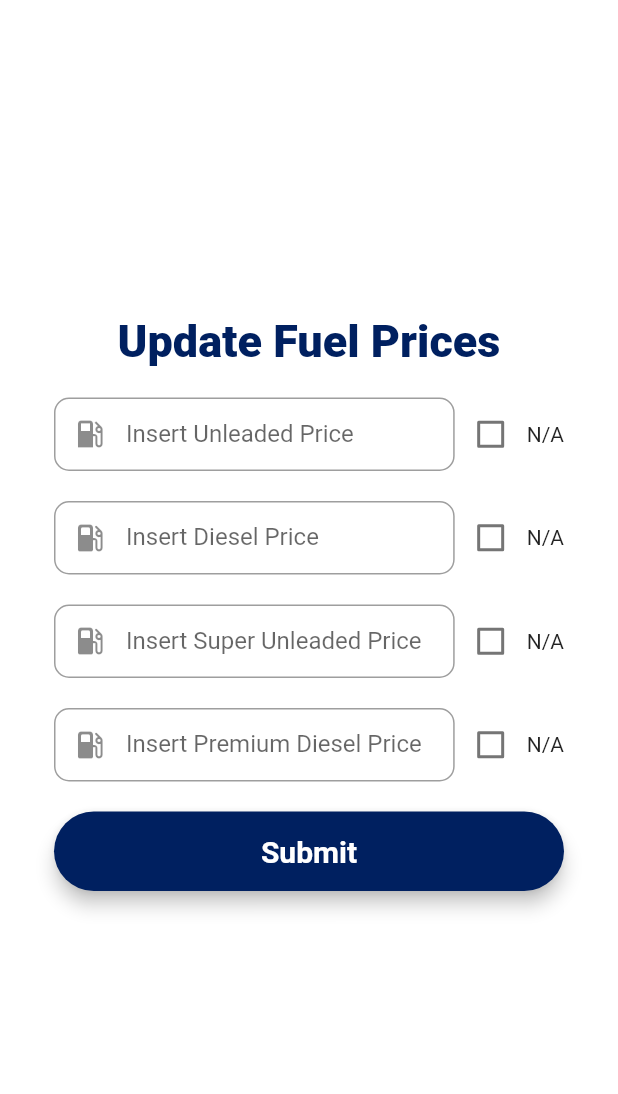
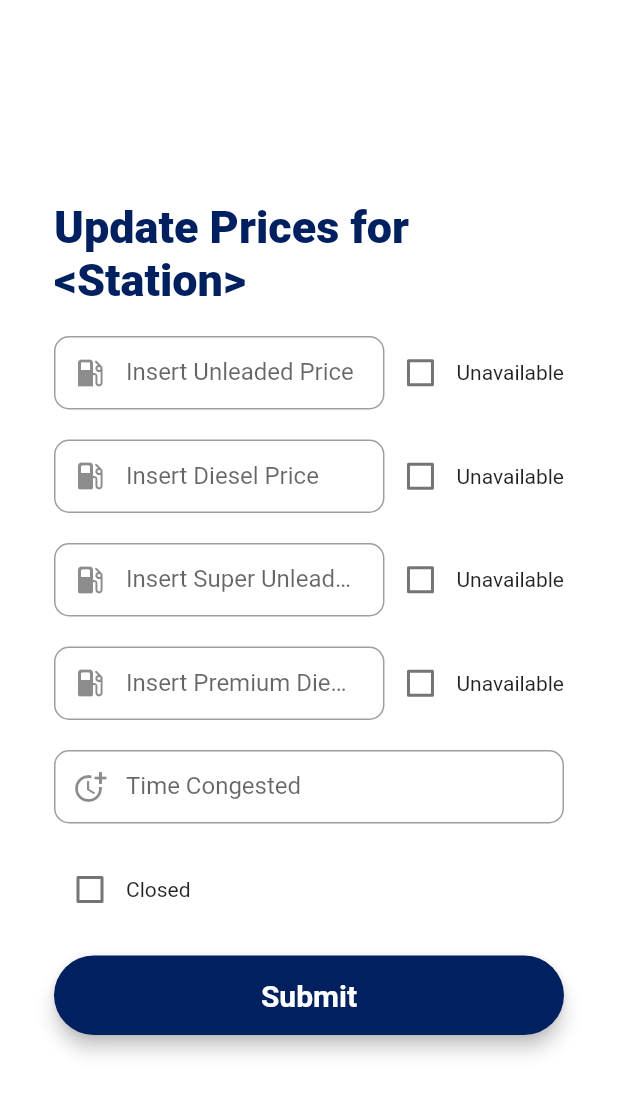
Before and after one commit to mchara01/FuelOpt, a Flutter app: the screen it shows after launch, on a phone screen of 412 x 824 dp. Shown: the top 1094 px of the screen. Run offline on Flutter 3.47's test engine with Material 2 defaults, Android fonts, the phone set to English and light mode, and no system bars; our stand-ins replace firebase_auth, flutter_keyboard_visibility, fluttertoast, google_maps_flutter, image_picker, location; missing offline and left inert: gzx_dropdown_menu, snapping_sheet; accounts and stored records are empty.

```diff
--- a/lib/screens/review_screen.dart
+++ b/lib/screens/review_screen.dart
@@ -1,11 +1,15 @@
 // ignore_for_file: prefer_const_constructors
 
+import 'dart:collection';
+
 import 'package:flutter/material.dart';
+import 'package:flutter/services.dart';
 import 'package:fluttertoast/fluttertoast.dart';
-import 'package:fuel_opt/screens/home_screen.dart';
-import 'package:fuel_opt/screens/registration_screen.dart';
 import '../utils/appColors.dart' as appColors;
 import 'package:fuel_opt/api/api.dart';
+import 'upload_receipt.dart';
+import 'dart:io';
+import 'package:image_picker/image_picker.dart';
 
 class ReviewScreen extends StatefulWidget {
   const ReviewScreen({Key? key}) : super(key: key);
@@ -19,6 +23,17 @@ class _ReviewScreenState extends State<ReviewScreen> {
   bool dieselNotAvailable = false;
   bool superUnleadedNotAvailable = false;
   bool premiumDieselNotAvailable = false;
+  bool submitAvailable = false;
+
+  bool isClosed=false;
+
+  double? unleadedPrice;
+  double? dieselPrice;
+  double? superUnleadedPrice;
+  double? premiumDieselPrice;
+
+  String updateTitle = "Update Prices for " + "<Station>";
+
   // Form key
   final _formKey = GlobalKey<FormState>();
   final TextEditingController unleadedController = new TextEditingController();
@@ -27,6 +42,11 @@ class _ReviewScreenState extends State<ReviewScreen> {
       new TextEditingController();
   final TextEditingController premiumDieselController =
       new TextEditingController();
+  final TextEditingController congestionController =
+      new TextEditingController();
+
+  /// Variables
+  File? imageFile;
 
   @override
   Widget build(BuildContext context) {
@@ -39,6 +59,7 @@ class _ReviewScreenState extends State<ReviewScreen> {
       onSaved: (value) {
         unleadedController.text = value!;
       },
+      inputFormatters: [FilteringTextInputFormatter.allow(RegExp(r'(^\d{1,3}(\.\d?)?)'))],
       textInputAction: TextInputAction.next,
       decoration: InputDecoration(
           prefixIcon: Icon(Icons.local_gas_station),
@@ -56,6 +77,7 @@ class _ReviewScreenState extends State<ReviewScreen> {
         });
       },
     );
+
     final dieselField = TextFormField(
       autofocus: false,
       enabled: !dieselNotAvailable,
@@ -64,6 +86,7 @@ class _ReviewScreenState extends State<ReviewScreen> {
       onSaved: (value) {
         dieselController.text = value!;
       },
+      inputFormatters: [FilteringTextInputFormatter.allow(RegExp(r'(^\d{1,3}(\.\d?)?)'))],
       textInputAction: TextInputAction.next,
       decoration: InputDecoration(
           prefixIcon: Icon(Icons.local_gas_station_rounded),
@@ -81,6 +104,7 @@ class _ReviewScreenState extends State<ReviewScreen> {
         });
       },
     );
+
     final superUnleadedfield = TextFormField(
       autofocus: false,
       enabled: !superUnleadedNotAvailable,
@@ -89,6 +113,7 @@ class _ReviewScreenState extends State<ReviewScreen> {
       onSaved: (value) {
         superUnleadedController.text = value!;
       },
+      inputFormatters: [FilteringTextInputFormatter.allow(RegExp(r'(^\d{1,3}(\.\d?)?)'))],
       textInputAction: TextInputAction.next,
       decoration: InputDecoration(
           prefixIcon: Icon(Icons.local_gas_station_rounded),
@@ -106,6 +131,7 @@ class _ReviewScreenState extends State<ReviewScreen> {
         });
       },
     );
+
     final premiumDieselField = TextFormField(
       autofocus: false,
       enabled: !premiumDieselNotAvailable,
@@ -114,6 +140,7 @@ class _ReviewScreenState extends State<ReviewScreen> {
       onSaved: (value) {
         premiumDieselController.text = value!;
       },
+      inputFormatters: [FilteringTextInputFormatter.allow(RegExp(r'(^\d{1,3}(\.\d?)?)'))],
       textInputAction: TextInputAction.next,
       decoration: InputDecoration(
           prefixIcon: Icon(Icons.local_gas_station_rounded),
@@ -131,6 +158,34 @@ class _ReviewScreenState extends State<ReviewScreen> {
         });
       },
     );
+
+    final isItClosedButton = Checkbox(
+      value: isClosed,
+      onChanged: (value) {
+        setState(() {
+          bool test = value ?? false;
+          isClosed = test;
+        });
+      },
+    );
+
+    final congestionField = TextFormField(
+      autofocus: false,
+      controller: congestionController,
+      keyboardType: TextInputType.number,
+      onSaved: (value) {
+        congestionController.text = value!;
+      },
+      inputFormatters: [FilteringTextInputFormatter.allow(RegExp(r'(^\d{1,3})'))],
+      textInputAction: TextInputAction.next,
+      decoration: InputDecoration(
+          prefixIcon: Icon(Icons.more_time),
+          contentPadding: EdgeInsets.fromLTRB(20, 15, 20, 15),
+          hintText: "minutes",
+          labelText: 'Time Congested',
+          border: OutlineInputBorder(borderRadius: BorderRadius.circular(10))),
+    );
+
     final submitButton = Material(
         elevation: 5,
         borderRadius: BorderRadius.circular(30),
@@ -139,11 +194,11 @@ class _ReviewScreenState extends State<ReviewScreen> {
           padding: EdgeInsets.fromLTRB(20, 15, 20, 15),
           minWidth: MediaQuery.of(context).size.width,
           onPressed: () {
-            submitReview(
-                double.tryParse(unleadedController.text),
-                double.tryParse(dieselController.text),
-                double.tryParse(superUnleadedController.text),
-                double.tryParse(premiumDieselController.text));
+            _submitReview();
+            // Navigator.push(
+            //   context,
+            //   MaterialPageRoute(builder: (context) => UploadReceiptScreen()),
+            // );
           },
           child: Text(
             "Submit",
@@ -168,7 +223,7 @@ class _ReviewScreenState extends State<ReviewScreen> {
                 crossAxisAlignment: CrossAxisAlignment.center,
                 children: <Widget>[
                   Text(
-                    "Update Fuel Prices",
+                    updateTitle,
                     style: TextStyle(
                         color: appColors.PrimaryBlue,
                         fontWeight: FontWeight.w800,
@@ -176,31 +231,37 @@ class _ReviewScreenState extends State<ReviewScreen> {
                   ),
                   SizedBox(height: 20),
                   Row(children: <Widget>[
-                    Expanded(child:unleadedField),
+                    Expanded(child: unleadedField),
                     unleadedButton,
-                    Text("N/A")
+                    Text("Unavailable")
                   ]),
                   SizedBox(height: 20),
                   Row(children: <Widget>[
-                    Expanded(child:dieselField),
+                    Expanded(child: dieselField),
                     dieselButton,
-                    Text("N/A")
+                    Text("Unavailable")
                   ]),
                   SizedBox(height: 20),
                   Row(children: <Widget>[
-                    Expanded(child:superUnleadedfield),
+                    Expanded(child: superUnleadedfield),
                     superUnleadedButton,
-                    Text("N/A")
+                    Text("Unavailable")
                   ]),
                   SizedBox(height: 20),
                   Row(children: <Widget>[
-                    Expanded(child:premiumDieselField),
+                    Expanded(child: premiumDieselField),
                     premiumDieselButton,
-                    Text("N/A")
+                    Text("Unavailable")
                   ]),
                   SizedBox(height: 20),
-                  submitButton,
-                  SizedBox(height: 20)
+                  Row(children: <Widget>[
+                    Expanded(child: congestionField),
+                    Text("")
+                  ]),
+                  SizedBox(height: 20),
+                  Row(children: <Widget>[isItClosedButton, Text("Closed")]),
+                  SizedBox(height: 20),
+                  submitButton
                 ],
               ),
             ),
@@ -209,10 +270,55 @@ class _ReviewScreenState extends State<ReviewScreen> {
   }
 
   // login function
-  void submitReview(double? unleadedPrice, double? dieselPrice,
-      double? superUnleadedPrice, double? premiumDieselPrice) async {
-    Fluttertoast.showToast(
-        msg:
-            '$unleadedPrice + $dieselPrice + $superUnleadedPrice + $premiumDieselPrice');
+  _submitReview() {
+    var toSubmit = HashMap<String, double?>();
+    if (unleadedNotAvailable) {
+      toSubmit["unleaded"] = null;
+    } else if (double.tryParse(unleadedController.text) != null) {
+      toSubmit["unleaded"] = double.tryParse(unleadedController.text);
+    }
+
+    if (dieselNotAvailable) {
+      toSubmit["diesel"] = null;
+    } else if (double.tryParse(dieselController.text) != null) {
+      toSubmit["diesel"] = double.tryParse(dieselController.text);
+    }
+
+    if (superUnleadedNotAvailable) {
+      toSubmit["superUnleaded"] = null;
+    } else if (double.tryParse(superUnleadedController.text) != null) {
+      toSubmit["superUnleaded"] = double.tryParse(superUnleadedController.text);
+    }
+
+    if (premiumDieselNotAvailable) {
+      toSubmit["premiumDiesel"] = null;
+    } else if (double.tryParse(premiumDieselController.text) != null) {
+      toSubmit["premiumDiesel"] = double.tryParse(premiumDieselController.text);
+    }
+
+    if (int.tryParse(congestionController.text) != null) {
+      toSubmit["congestion"] = double.tryParse(congestionController.text);
+    }
+
+    if (isClosed) {
+      toSubmit["closed"] = 1;
+    }
+
+    if (toSubmit.isNotEmpty){
+      print(toSubmit);
+      debugPrint('submit prices not implemented');
+    }
+    else {
+    debugPrint("Sanity Check");
+      Fluttertoast.showToast(
+        msg: "This is Center Short Toast",
+        toastLength: Toast.LENGTH_SHORT,
+        gravity: ToastGravity.CENTER,
+        timeInSecForIosWeb: 1,
+        backgroundColor: Colors.red,
+        textColor: Colors.white,
+        fontSize: 16.0
+    );
+    }
   }
 }
--- a/pubspec.yaml
+++ b/pubspec.yaml
@@ -41,6 +41,7 @@ dependencies:
   provider: ^6.0.1
   snapping_sheet: ^3.1.0
   firebase_auth: ^3.1.4
+  image_picker: ^0.8.4+4
 
 dev_dependencies:
   flutter_lints: ^1.0.0
```
